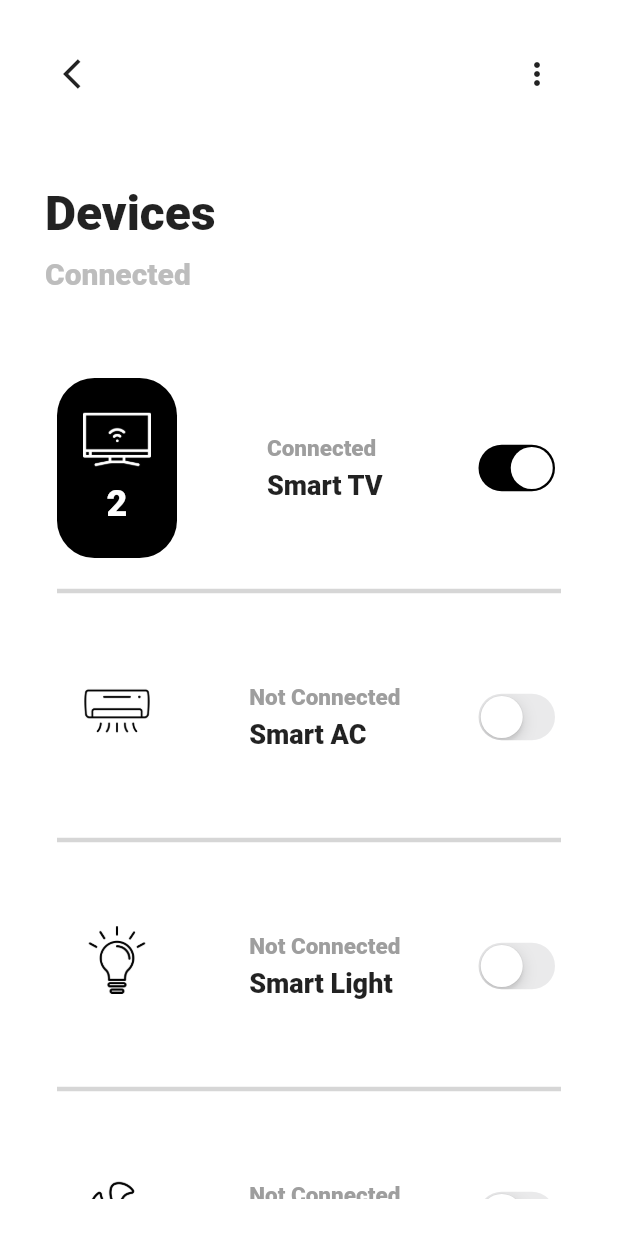
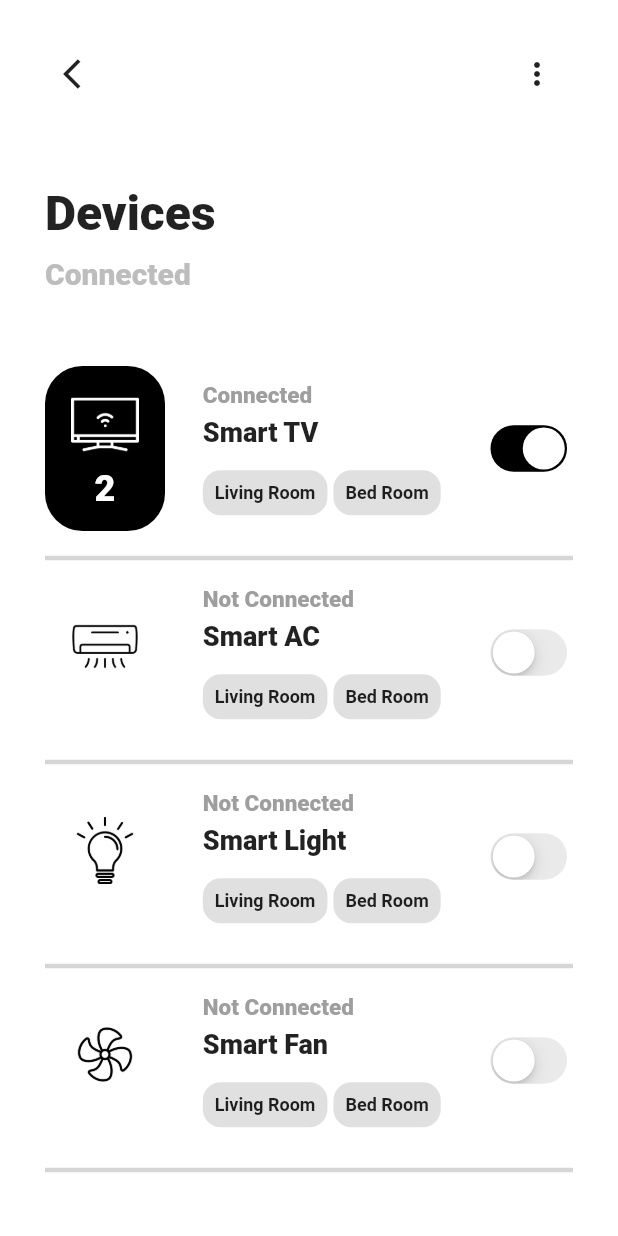
Before and after one commit to Divyanshu1545/Smart-Home-UI, a Flutter app: the SmartDevicesScreen screen opened directly, on a phone screen of 412 x 824 dp. Run offline on Flutter 3.47's test engine with Material 2 defaults, Android fonts, the phone set to English and light mode, and no system bars; our stand-ins replace sleek_circular_slider.

Commit message:
Final changes made

```diff
--- a/lib/widgets/smart_device_tile.dart
+++ b/lib/widgets/smart_device_tile.dart
@@ -20,14 +20,14 @@ class SmartDeviceTile extends StatelessWidget {
 
   @override
   Widget build(BuildContext context) {
-    return Padding(
-      padding: const EdgeInsets.all(8.0),
-      child: Container(
-        height: 150, //Column for elements and line
+    return Container(
+      //Column for elements and line
       child: Column(
         mainAxisAlignment: MainAxisAlignment.spaceBetween,
         children: [
-            Row(
+          Padding(
+            padding: const EdgeInsets.only(bottom: 10),
+            child: Row(
               mainAxisAlignment: MainAxisAlignment.spaceBetween,
               children: [
                 Column(
@@ -35,13 +35,13 @@ class SmartDeviceTile extends StatelessWidget {
                   children: [
                     Container(
                       width: 80,
-                      height: 120,
+                      height: 110,
                       decoration: BoxDecoration(
                           color: isConnected ? Colors.black : Colors.white,
                           borderRadius: BorderRadius.circular(25)),
                       child: Padding(
                         padding: const EdgeInsets.symmetric(
-                            vertical: 15, horizontal: 15),
+                            vertical: 13, horizontal: 15),
                         child: connections == 0
                             ? Column(
                                 mainAxisAlignment: MainAxisAlignment.center,
@@ -107,6 +107,46 @@ class SmartDeviceTile extends StatelessWidget {
                         fontWeight: FontWeight.w800,
                         fontSize: 18,
                       ),
+                    ),
+                    SizedBox(
+                      height: 15,
+                    ),
+                    Row(
+                      mainAxisAlignment: MainAxisAlignment.spaceBetween,
+                      children: [
+                        Padding(
+                          padding: const EdgeInsets.only(right: 4),
+                          child: Container(
+                              decoration: BoxDecoration(
+                                  color: Colors.grey[300],
+                                  borderRadius: BorderRadius.circular(12)),
+                              child: const Padding(
+                                padding: EdgeInsets.all(8.0),
+                                child: Text(
+                                  "Living Room",
+                                  style: TextStyle(
+                                      fontWeight: FontWeight.bold,
+                                      fontSize: 12),
+                                ),
+                              )),
+                        ),
+                        Padding(
+                          padding: const EdgeInsets.only(right: 4),
+                          child: Container(
+                              decoration: BoxDecoration(
+                                  color: Colors.grey[300],
+                                  borderRadius: BorderRadius.circular(12)),
+                              child: const Padding(
+                                padding: EdgeInsets.all(8.0),
+                                child: Text(
+                                  "Bed Room",
+                                  style: TextStyle(
+                                      fontWeight: FontWeight.bold,
+                                      fontSize: 12),
+                                ),
+                              )),
+                        ),
+                      ],
                     )
                   ],
                 ),
@@ -117,13 +157,13 @@ class SmartDeviceTile extends StatelessWidget {
                 )
               ],
             ),
+          ),
           Divider(
             color: Colors.grey[350],
             thickness: 3,
           )
         ],
       ),
-      ),
     );
   }
 }
```
Lines whose indentation alone changed are shown as unchanged.
